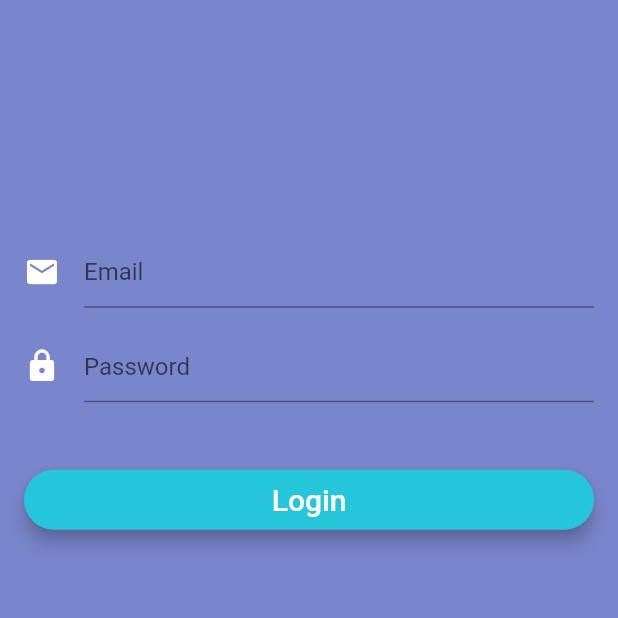
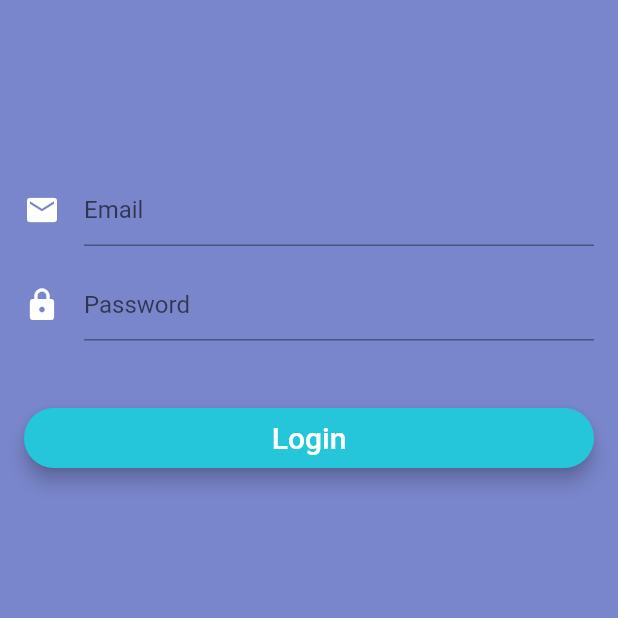
Before and after one commit to YoussefLasheen/super-manager, a Flutter app: the screen it shows after launch, on a phone screen of 412 x 824 dp, the top half of it. Run offline on Flutter 3.47's test engine with Material 2 defaults, Android fonts, the phone set to English and light mode, and no system bars; drawn by our look-alikes of sliding_up_panel; our stand-ins replace cloud_firestore, firebase_auth, flutter_colorpicker; missing offline and left inert: cloud_firestore_web, cloud_functions_web, firebase_auth_web, firebase_core_web; accounts and stored records are empty.

Commit message:
Clean flurry_navigation from auth related stuff. clean the authentication process and the navigation with AuthRoot and NavRoot and also clean main.dar file

```diff
--- /dev/null
+++ b/lib/authentication/auth_root.dart
@@ -0,0 +1,26 @@
+import 'package:firebase_auth/firebase_auth.dart';
+import 'package:flutter/material.dart';
+import 'package:provider/provider.dart';
+import 'package:supermanager/navigation/nav_root.dart';
+
+import 'package:supermanager/screens/auth_screen/login_page.dart';
+
+class AuthRoot extends StatefulWidget {
+  @override
+  State<StatefulWidget> createState() => new _AuthRootPageState();
+}
+
+class _AuthRootPageState extends State<AuthRoot> {
+  @override
+  Widget build(BuildContext context) {
+    var user = Provider.of<FirebaseUser>(context);
+    bool loggedIn = user != null;
+    switch (loggedIn) {
+      case false:
+        return new LoginPage();
+        break;
+      case true:
+        return NavigationRoot();
+    }
+  }
+}
--- a/lib/authentication/root.dart
+++ /dev/null
@@ -1,105 +0,0 @@
-import 'package:firebase_auth/firebase_auth.dart';
-import 'package:flutter/material.dart';
-import 'package:provider/provider.dart';
-import 'package:sliding_up_panel/sliding_up_panel.dart';
-
-import 'package:supermanager/screens/auth_screen/login_page.dart';
-import 'package:supermanager/screens/slide_up_screen/profile_page.dart';
-class RootPage extends StatefulWidget {
-  RootPage({/*this.auth ,*/this.pc ,this.pcf});
-
-  final PanelController pc;
-  final Function pcf;
-
-  @override
-  State<StatefulWidget> createState() => new _RootPageState();
-}
-/*
-enum AuthStatus {
-  NOT_DETERMINED,
-  NOT_LOGGED_IN,
-  LOGGED_IN,
-}
-*/
-class _RootPageState extends State<RootPage> {
-  /*
-  AuthStatus authStatus = AuthStatus.NOT_DETERMINED;
-  String _userId = "";
-  String _userEmail = "";
-  String _userPhotoUrl = "";
-
-  @override
-  void initState() {
-    super.initState();
-    widget.auth.getCurrentUser().then((user) {
-      setState(() {
-        if (user != null) {
-          _userId = user?.uid;
-          _userEmail = user.email;
-          _userPhotoUrl = user.photoUrl;
-        }
-        authStatus =
-            user?.uid == null ? AuthStatus.NOT_LOGGED_IN : AuthStatus.LOGGED_IN;
-      });
-    });
-  }
-
-  void _onLoggedIn() {
-    widget.pc.close();
-    widget.auth.getCurrentUser().then((user){
-      setState(() {
-        _userId = user.uid.toString();
-        _userEmail = user.email;
-        _userPhotoUrl = user.photoUrl;
-      });
-    });
-    setState(() {
-      authStatus = AuthStatus.LOGGED_IN;
-
-    });
-  }
-
-  void _onSignedOut() {
-    widget.pc.open();
-    setState(() {
-      authStatus = AuthStatus.NOT_LOGGED_IN;
-      _userId = "";
-      _userEmail = "";
-      _userPhotoUrl = "";
-    });
-  }
-
-  Widget _buildWaitingScreen() {
-    return Scaffold(
-      body: Container(
-        alignment: Alignment.center,
-        child: CircularProgressIndicator(),
-      ),
-    );
-  }
-*/
-  @override
-  Widget build(BuildContext context) {
-    var user = Provider.of<FirebaseUser>(context);
-    bool loggedIn = user != null;
-    switch (loggedIn) {
-      case false:
-        return new LoginPage(
-          //auth: widget.auth,
-          onSignedIn: (){widget.pc.close();},
-        );
-        break;
-      case true:
-          return new Profile(
-            /*
-            userId: user.uid,
-            userEmail: user.email,
-            userPhotoUrl: user.photoUrl,
-            auth: widget.auth,
-            */
-            onSignedOut: (){widget.pc.open();},
-            pc:widget.pc
-          );
-    }
-  }
-}
--- a/lib/main.dart
+++ b/lib/main.dart
@@ -3,11 +3,7 @@ import 'package:flutter/material.dart';
 import 'package:provider/provider.dart';
 
 import 'package:firebase_auth/firebase_auth.dart';
-import 'package:supermanager/navigation/flurry_navigation.dart';
-import 'package:supermanager/screens/bottom_section/bottom_section.dart';
-import 'package:supermanager/screens/chat_screen/chat_screen.dart';
-
-import 'package:supermanager/screens/dummy_screen.dart';
+import 'package:supermanager/authentication/auth_root.dart';
 import 'package:flutter/services.dart';
 
 import 'models/user.dart';
@@ -16,29 +12,17 @@ void main() {
   //Provider.debugCheckInvalidValueType = null;
   runApp(new MyApp());
 }
+
 class MyApp extends StatelessWidget {
   @override
   Widget build(BuildContext context) {
     SystemChrome.setPreferredOrientations([
-        DeviceOrientation.portraitUp,
-        DeviceOrientation.portraitDown,
-      ]);
-        // Make user stream available
-      return MultiProvider(
-      providers: [
-        // Make user stream available
-        StreamProvider<FirebaseUser>.value(value: FirebaseAuth.instance.onAuthStateChanged),
-        // See implementation details in next sections
-        /*
-        ProxyProvider<FirebaseUser, StreamProvider>(
-          builder: (_,user,streamProvider) =>
-          StreamProvider.value(value:Api('users').streamUserCollection(user.uid)))
-      */
-      ],
-        child: MaterialApp(
-          home: MyHomePage(),
-          ),
-        );
+      DeviceOrientation.portraitUp,
+    ]);
+    // Make user stream available
+    return MaterialApp(
+      home: MyHomePage(),
+    );
   }
 }
 
@@ -48,41 +32,8 @@ class MyHomePage extends StatefulWidget {
 }
 
 class _MyHomePageState extends State<MyHomePage> {
-  //Decalre active screen var with the the default screen somewhere accesible to the contentScreen attributes
-  Widget activeScreen = DummyPage();
   Widget build(BuildContext context) {
-    return FlurryNavigation(
-        // The curve of the screen (Double)
-        curveRadius: (MediaQuery.of(context).size.width *
-                MediaQuery.of(context).size.height) /
-            4980,
-        // The Icon data of the icon the BottomLeft
-        expandIcon: Image.asset("assets/expan1.png"),
-        // The size of the icon on the BottomLeft (Double)
-        iconSize: ((MediaQuery.of(context).size.width *
-                MediaQuery.of(context).size.height) /
-            15420),
-        // The content of the screen
-        contentScreen: activeScreen,
-        menuScreen: Material(
-          color: Color.fromRGBO(121, 134, 203, 1),
-          child: Column(
-            children: <Widget>[
-              Spacer(flex: 13,),
-              Expanded(
-                flex: 5,
-                child: BottomSection(
-                onChatSelected: (String otherEndId){
-                  setState(() {
-                  activeScreen = ChatScreen(otherEndId);
-                  });
-                },
-            ),
-              ),
-            Spacer(flex: 1,)
-            ],
-          ),
-        )
-    );
+    return StreamProvider<FirebaseUser>.value(
+        value: FirebaseAuth.instance.onAuthStateChanged, child: AuthRoot());
   }
 }
--- a/lib/navigation/flurry_navigation.dart
+++ b/lib/navigation/flurry_navigation.dart
@@ -1,32 +1,20 @@
-import 'package:firebase_auth/firebase_auth.dart';
 import 'package:flutter/material.dart';
-import 'package:provider/provider.dart';
-import 'package:sliding_up_panel/sliding_up_panel.dart';
-import 'package:supermanager/authentication/root.dart';
-import 'package:supermanager/models/user.dart';
-import 'package:supermanager/services/api.dart';
 
 class FlurryNavigation extends StatefulWidget {
-  final Widget menuScreen;
   final Widget contentScreen;
-  final Image expandIcon;
-  final double iconSize;
-  final double curveRadius;
+  final Function menuState;
 
-  FlurryNavigation(
-      {this.menuScreen,
-      this.contentScreen,
-      this.expandIcon,
-      this.iconSize,
-      this.curveRadius});
+  FlurryNavigation({
+    this.contentScreen, this.menuState,
+  });
 
   @override
   _FlurryNavigationState createState() => new _FlurryNavigationState();
 }
 
-class _FlurryNavigationState extends State<FlurryNavigation> with TickerProviderStateMixin {
+class _FlurryNavigationState extends State<FlurryNavigation>
+    with TickerProviderStateMixin {
   MenuController menuController;
-  PanelController pc;
   Curve scaleDownCurve = new Interval(0.0, 1.0, curve: Curves.linear);
   Curve scaleUpCurve = new Interval(0.0, 1.0, curve: Curves.linear);
   Curve slideOutCurve = new Interval(0.0, 1.0, curve: Curves.elasticOut);
@@ -35,7 +23,6 @@ class _FlurryNavigationState extends State<FlurryNavigation> with TickerProvider
   @override
   void initState() {
     super.initState();
-    pc = new PanelController();
     menuController = new MenuController(
       vsync: this,
     )..addListener(() => setState(() {}));
@@ -45,20 +32,24 @@ class _FlurryNavigationState extends State<FlurryNavigation> with TickerProvider
   createContentDisplay() {
     return zoomAndSlideContent(
       new Material(
-        child: Stack(children: <Widget>[
+        child: Stack(
+          children: <Widget>[
             widget.contentScreen,
             Align(
                 alignment: Alignment.bottomLeft,
-            child:IconButton(
-                icon: widget.expandIcon,
+                child: IconButton(
+                  icon: Image.asset("assets/expan1.png"),
                   onPressed: () {
                     menuController.toggle();
                   },
                   padding: EdgeInsets.all(0),
-                iconSize: widget.iconSize,
-              )
+                  iconSize: ((MediaQuery.of(context).size.width *
+                          MediaQuery.of(context).size.height) /
+                      15420),
+                )),
+          ],
         ),
-        ],),),
+      ),
     );
   }
 
@@ -69,21 +60,22 @@ class _FlurryNavigationState extends State<FlurryNavigation> with TickerProvider
       case MenuState.closed:
         //slidePercent = 0.0;
         scalePercent = 0.0;
-        toggleslidingtomatchmenu();
+        widget.menuState(false);
         break;
       case MenuState.open:
         //slidePercent = 1.0;
         scalePercent = 1.0;
+        widget.menuState(true);
         break;
       case MenuState.opening:
         //slidePercent = slideOutCurve.transform(menuController.percentOpen);
         scalePercent = scaleDownCurve.transform(menuController.percentOpen);
-        toggleslidingtomatchmenu();
+        widget.menuState(true);
         break;
       case MenuState.closing:
         //slidePercent = slideInCurve.transform(menuController.percentOpen);
         scalePercent = scaleUpCurve.transform(menuController.percentOpen);
-        toggleslidingtomatchmenu();
+        widget.menuState(false);
         break;
     }
     var contentScale;
@@ -91,13 +83,15 @@ class _FlurryNavigationState extends State<FlurryNavigation> with TickerProvider
     double cornerRadius = 0;
     return OrientationBuilder(builder: (context, orientation) {
       contentScale = 1.0 - (0.05 * scalePercent);
-      contentTranslation =
-      menuController.state == MenuState.open || menuController.state == MenuState.opening || menuController.state == MenuState.closing
+      contentTranslation = menuController.state == MenuState.open ||
+              menuController.state == MenuState.opening ||
+              menuController.state == MenuState.closing
           ? MediaQuery.of(context).viewInsets.bottom == 0
-      ? -MediaQuery.of(context).size.height * 0.265* scalePercent
-      :(-MediaQuery.of(context).viewInsets.bottom) + MediaQuery.of(context).size.height * 1/20* scalePercent
-      :0.0;
-      cornerRadius = widget.curveRadius * menuController.percentOpen;
+              ? -MediaQuery.of(context).size.height * 0.265 * scalePercent
+              : (-MediaQuery.of(context).viewInsets.bottom) +
+                  MediaQuery.of(context).size.height * 1 / 20 * scalePercent
+          : 0.0;
+      cornerRadius = 50 * menuController.percentOpen;
 
       return new Transform(
         transform: new Matrix4.translationValues(0.0, contentTranslation, 0.0)
@@ -113,87 +107,10 @@ class _FlurryNavigationState extends State<FlurryNavigation> with TickerProvider
       );
     });
   }
-  createSlidingUpPanel(BuildContext context) {
-    return SlidingUpPanel(
-        defaultPanelState: PanelState.OPEN,
-        color: Color.fromRGBO(121, 134, 203, 1),
-        isDraggable: false,
-        backdropTapClosesPanel: false,
-        minHeight: MediaQuery.of(context).size.height * 1 / 20,
-        maxHeight: MediaQuery.of(context).size.height,
-        controller: pc,
-        collapsed: FlatButton(
-            onPressed: () {
-              togglesliding();
-            },
-            child: Consumer<User>(
-              builder: (_, userData,__) =>
-              Align(
-                alignment: Alignment.centerLeft,
-                child: Text(
-                  "Hi "+userData.personalInfo['displayName']+" You're logged in",
-                ),
-              ),
-            ),
-            ),
-        panel: Padding(
-          padding: EdgeInsets.only(
-            top: MediaQuery.of(context).size.height * 1 / 20,
-          ),
-          child: RootPage(
-                  //auth: new Auth(),
-                  pc: pc,
-                  pcf:toggleslidingtomatchmenu,
-                ),
-        ),
-      );
-  }
 
   @override
   Widget build(BuildContext context) {
-    var user = Provider.of<FirebaseUser>(context);
-    bool loggedIn = user != null;
-    return loggedIn?
-        StreamProvider<User>.value(
-          initialData: User(department: "Loading...",role: 0, personalInfo: {'displayName':'not Signed In'}),
-          value: Api('users').streamUserCollection(user.uid),
-          child: Provider<bool>.value(
-            value: menuController.state== MenuState.closed?false:true,
-            child: Stack(
-              children: [
-                widget.menuScreen,
-                createContentDisplay(),
-                createSlidingUpPanel(context),
-                ],
-              ),
-          ),
-          ): createSlidingUpPanel(context);
-        }
-  toggleslidingtomatchmenu() {
-    switch (menuController.state) {
-      case MenuState.closed:
-        pc.hide();
-        break;
-      case MenuState.open:
-        pc.show();
-        break;
-      case MenuState.opening:
-        //slidePercent = slideOutCurve.transform(menuController.percentOpen);
-        pc.show();
-        break;
-      case MenuState.closing:
-        //slidePercent = slideInCurve.transform(menuController.percentOpen);
-        pc.close();
-        break;
-    }
-  }
-
-  togglesliding() {
-    if (pc.isPanelClosed()) {
-      pc.animatePanelToPosition(0.265);
-    } else if (pc.getPanelPosition() == 0.265) {
-      pc.close();
-    }
+    return createContentDisplay();
   }
 }
 
@@ -210,7 +127,8 @@ class FlurryNavigationMenuController extends StatefulWidget {
   }
 }
 
-class FlurryNavigationMenuControllerState extends State<FlurryNavigationMenuController> {
+class FlurryNavigationMenuControllerState
+    extends State<FlurryNavigationMenuController> {
   MenuController menuController;
 
   @override
@@ -220,7 +138,6 @@ class FlurryNavigationMenuControllerState extends State<FlurryNavigationMenuCont
     menuController = getMenuController(context);
     menuController.addListener(_onMenuControllerChange);
   }
-
 
   getMenuController(BuildContext context) {
     final navigationState =
@@ -239,8 +156,8 @@ class FlurryNavigationMenuControllerState extends State<FlurryNavigationMenuCont
   }
 }
 
-typedef Widget FlurryNavigationBuilder(BuildContext context, MenuController menuController);
-
+typedef Widget FlurryNavigationBuilder(
+    BuildContext context, MenuController menuController);
 
 class MenuController extends ChangeNotifier {
   final TickerProvider vsync;
@@ -274,7 +191,6 @@ class MenuController extends ChangeNotifier {
       });
   }
 
-
   get percentOpen {
     return _animationController.value;
   }
```
Also changed, not shown: lib/navigation/nav_root.dart (added, +128 -0 lines), 1 other file. Lines whose indentation alone changed are shown as unchanged.
